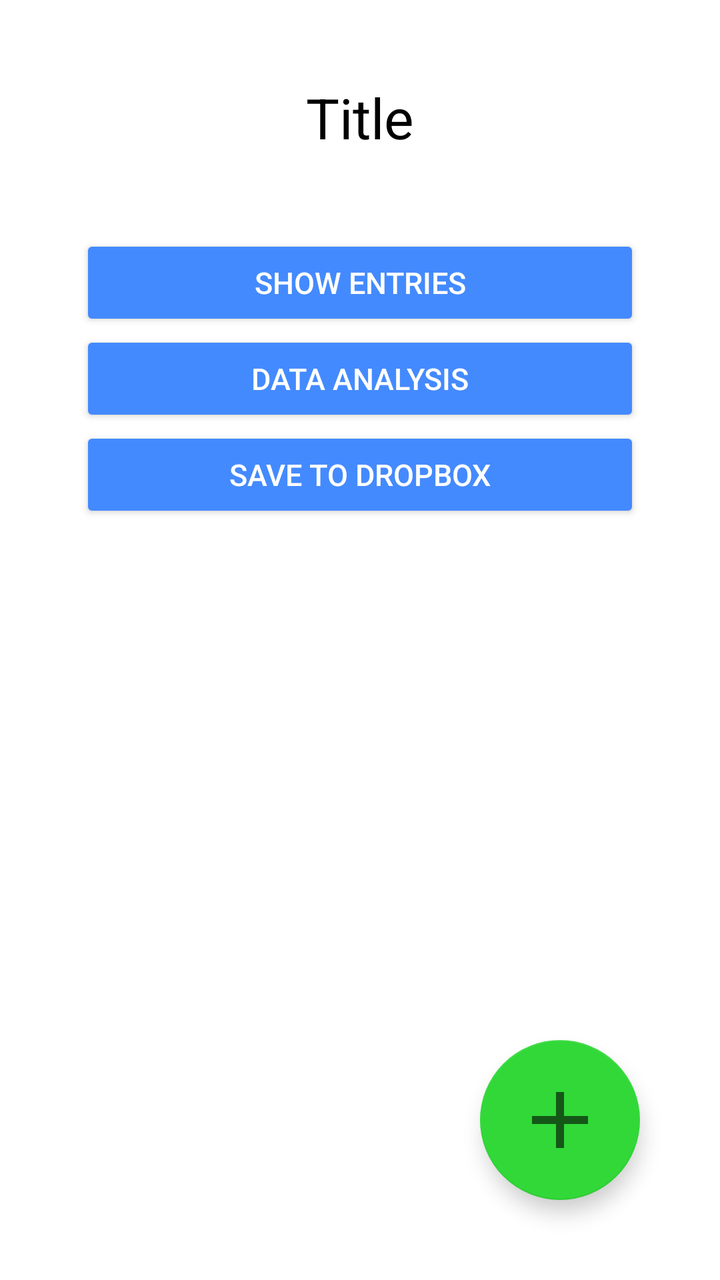
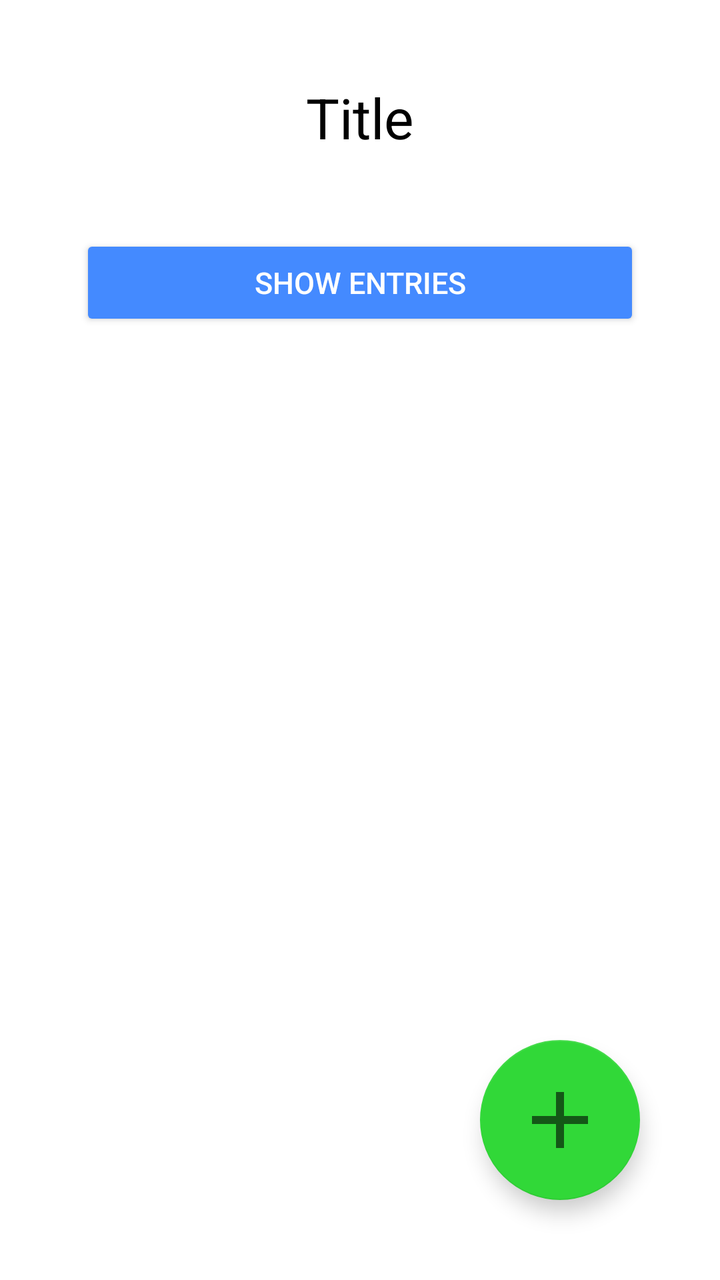

Two renders of the same Android screen: before a commit and after it. Below are the layout's source before the change and the commit's diff.
<!-- AndroidManifest.xml: application theme Theme.DataBuckets -->
<!-- res/layout/activity_bucket.xml -->
<?xml version="1.0" encoding="utf-8"?>
<androidx.constraintlayout.widget.ConstraintLayout xmlns:android="http://schemas.android.com/apk/res/android"
    xmlns:app="http://schemas.android.com/apk/res-auto"
    xmlns:tools="http://schemas.android.com/tools"
    android:layout_width="match_parent"
    android:layout_height="match_parent"
    tools:context=".activities.BucketActivity">

    <androidx.core.widget.NestedScrollView
        android:layout_width="match_parent"
        android:layout_height="match_parent">

        <LinearLayout
            android:layout_width="match_parent"
            android:layout_height="wrap_content"
            android:layout_marginBottom="80dp"
            android:orientation="vertical"
            android:gravity="center"
            app:layout_constraintEnd_toEndOf="parent"
            app:layout_constraintStart_toStartOf="parent"
            app:layout_constraintTop_toTopOf="parent">

            <TextView
                android:id="@+id/title"
                android:layout_width="match_parent"
                android:layout_height="wrap_content"
                android:layout_marginTop="40dp"
                android:layout_marginBottom="40dp"
                android:text="@string/title"
                android:textAlignment="center"
                android:gravity="center"
                android:textSize="28sp" />

            <Button
                android:id="@+id/show_entries_button"
                android:layout_width="match_parent"
                android:layout_height="wrap_content"
                android:layout_marginStart="40dp"
                android:layout_marginEnd="40dp"
                android:text="@string/show_entries" />

            <Button
                android:id="@+id/data_analysis_button"
                android:layout_width="match_parent"
                android:layout_height="wrap_content"
                android:layout_marginStart="40dp"
                android:layout_marginEnd="40dp"
                android:text="@string/data_analysis" />

            <Button
                android:id="@+id/save_to_dropbox_button"
                android:layout_width="match_parent"
                android:layout_height="wrap_content"
                android:layout_marginStart="40dp"
                android:layout_marginEnd="40dp"
                android:text="@string/save_to_dropbox" />

        </LinearLayout>

    </androidx.core.widget.NestedScrollView>

    <com.google.android.material.floatingactionbutton.FloatingActionButton
        android:id="@+id/add_new_entry_fab"
        android:layout_width="wrap_content"
        android:layout_height="wrap_content"
        android:layout_marginEnd="40dp"
        android:layout_marginBottom="40dp"
        android:contentDescription="@string/add_new_entry_to_bucket"
        app:backgroundTint="?attr/colorSecondary"
        app:layout_constraintBottom_toBottomOf="parent"
        app:layout_constraintEnd_toEndOf="parent"
        app:srcCompat="@drawable/ic_black_add_48"
        app:fabCustomSize="80dp"
        app:maxImageSize="48dp"/>

</androidx.constraintlayout.widget.ConstraintLayout>
<!-- resources referenced by this layout -->
<resources>
  <!-- drawable ic_black_add_48 (drawable) -->
  <vector android:height="48dp" android:tint="?attr/colorControlNormal"
      android:viewportHeight="24" android:viewportWidth="24"
      android:width="48dp" xmlns:android="http://schemas.android.com/apk/res/android">
      <path android:fillColor="@android:color/white" android:pathData="M19,13h-6v6h-2v-6H5v-2h6V5h2v6h6v2z"/>
  </vector>
  <string name="add_new_entry_to_bucket">Add new Entry to Bucket</string>
  <string name="data_analysis">Data Analysis</string>
  <string name="save_to_dropbox">Save to Dropbox</string>
  <string name="show_entries">Show Entries</string>
  <string name="title">Title</string>
  <style name="Theme.DataBuckets" parent="Theme.AppCompat.DayNight">
          
          <item name="colorPrimary">@color/blue_200</item>
          <item name="colorPrimaryVariant">@color/blue_700</item>
          <item name="colorOnPrimary">@color/white</item>
          
          <item name="colorSecondary">@color/green_200</item>
          <item name="colorSecondaryVariant">@color/green_700</item>
          <item name="colorOnSecondary">@color/black</item>
          
          <item name="android:statusBarColor" tools:targetApi="l">?attr/colorPrimary</item>
          
          <item name="android:colorButtonNormal">?attr/colorPrimary</item>
          <item name="android:colorBackground">@color/white</item>
          <item name="android:textColor">@color/black</item>
          <item name="android:buttonStyle">@style/ButtonColor</item>
          <item name="android:color">@color/white</item>
          <item name="titleTextColor">@color/white</item>
          <item name="android:textSize">15sp</item>
      </style>
  <color name="blue_200">#448AFF</color>
  <color name="blue_700">#303F9F</color>
  <color name="white">#FFFFFFFF</color>
  <color name="green_200">#31D838</color>
  <color name="green_700">#388E3C</color>
  <color name="black">#FF000000</color>
  <style name="ButtonColor" parent="Widget.AppCompat.Button">
          <item name="android:textColor">@color/white</item>
      </style>
</resources>

<!-- the commit's change to res/layout/activity_bucket.xml (unified diff, before → after) -->
@@ -39,22 +39,6 @@
                 android:layout_marginEnd="40dp"
                 android:text="@string/show_entries" />
 
-            <Button
-                android:id="@+id/data_analysis_button"
-                android:layout_width="match_parent"
-                android:layout_height="wrap_content"
-                android:layout_marginStart="40dp"
-                android:layout_marginEnd="40dp"
-                android:text="@string/data_analysis" />
-
-            <Button
-                android:id="@+id/save_to_dropbox_button"
-                android:layout_width="match_parent"
-                android:layout_height="wrap_content"
-                android:layout_marginStart="40dp"
-                android:layout_marginEnd="40dp"
-                android:text="@string/save_to_dropbox" />
-
         </LinearLayout>
 
     </androidx.core.widget.NestedScrollView>
<!-- resource entries referenced after the edit -->
@@ -7,8 +7,6 @@
       <path android:fillColor="@android:color/white" android:pathData="M19,13h-6v6h-2v-6H5v-2h6V5h2v6h6v2z"/>
   </vector>
   <string name="add_new_entry_to_bucket">Add new Entry to Bucket</string>
-  <string name="data_analysis">Data Analysis</string>
-  <string name="save_to_dropbox">Save to Dropbox</string>
   <string name="show_entries">Show Entries</string>
   <string name="title">Title</string>
   <style name="Theme.DataBuckets" parent="Theme.AppCompat.DayNight">
